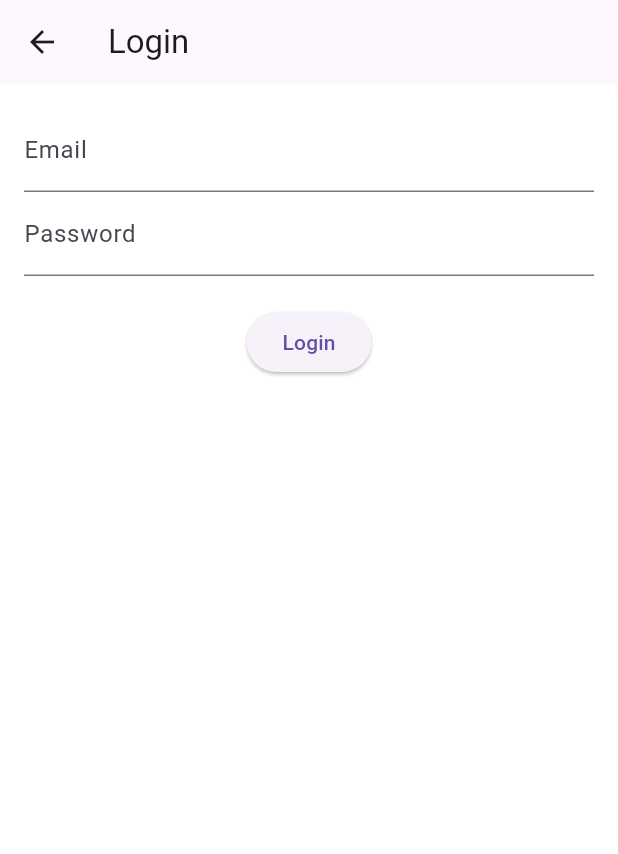
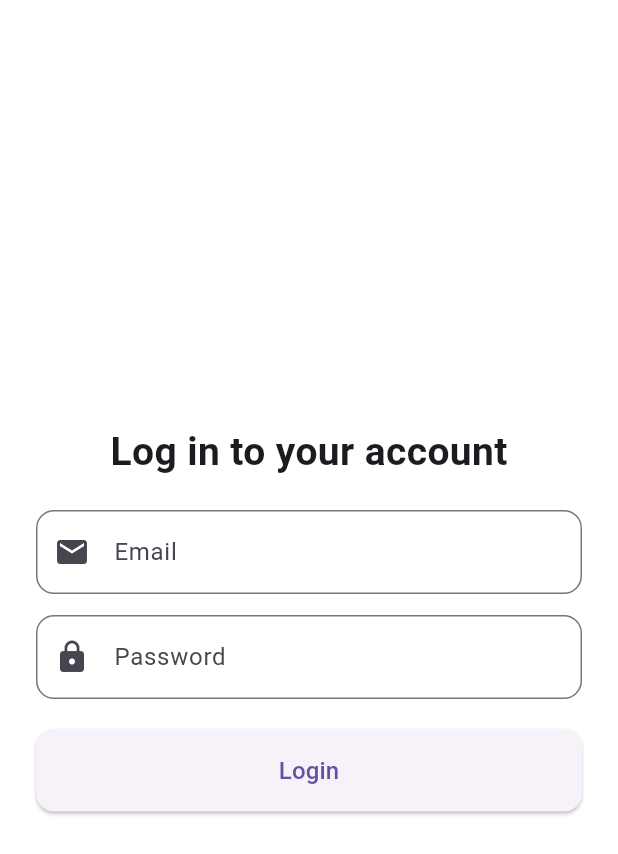
Before and after one commit to rtamb0/incanteen, a Flutter app: the LoginPage screen opened by its route, on a phone screen of 412 x 824 dp. Shown: the top 854 px of the screen. Run offline on Flutter 3.47's test engine with Material 3 defaults, Android fonts, the phone set to English and light mode, and no system bars; our stand-ins replace cloud_firestore, dio, firebase_auth, firebase_core, firebase_messaging, internet_connection_checker and 1 more; missing offline and left inert: dart_jsonwebtoken; accounts and stored records are empty.

Commit message:
Update login and landing pages (not done)

```diff
--- a/lib/pages/auth/login_page.dart
+++ b/lib/pages/auth/login_page.dart
@@ -1,6 +1,7 @@
 import 'package:flutter/material.dart';
 import 'package:incanteen/services/auth/auth_service.dart';
-import 'package:incanteen/routes/routes_constants.dart'; // <-- Added
+import 'package:incanteen/routes/routes_constants.dart';
+import 'package:firebase_auth/firebase_auth.dart';
 
 class LoginPage extends StatefulWidget {
   const LoginPage({super.key});
@@ -10,53 +11,144 @@ class LoginPage extends StatefulWidget {
 }
 
 class _LoginPageState extends State<LoginPage> {
-  final AuthService _authService = AuthService();
-  final TextEditingController _emailCtrl = TextEditingController();
-  final TextEditingController _passCtrl = TextEditingController();
+  final _formKey = GlobalKey<FormState>();
+  final TextEditingController _email = TextEditingController();
+  final TextEditingController _password = TextEditingController();
 
-  bool _loading = false;
+  bool _isLoading = false;
+  String? _errorMessage;
 
-  void _login() async {
-    setState(() => _loading = true);
-    final user = await _authService.signIn(_emailCtrl.text, _passCtrl.text);
-    setState(() => _loading = false);
+  Future<void> _login() async {
+    if (!_formKey.currentState!.validate()) return;
 
-    if (user != null) {
-      ScaffoldMessenger.of(
-        context,
-      ).showSnackBar(SnackBar(content: Text('Welcome ${user.email}!')));
+    setState(() {
+      _isLoading = true;
+      _errorMessage = null;
+    });
 
-      // Navigate to landing page using route constants
+    try {
+      await AuthService().signIn(_email.text.trim(), _password.text.trim());
+
+      if (!mounted) return;
       Navigator.pushReplacementNamed(context, RoutesConstants.landingRoute);
-    } else {
-      ScaffoldMessenger.of(
-        context,
-      ).showSnackBar(const SnackBar(content: Text('Login failed')));
+    } on FirebaseAuthException catch (e) {
+      setState(() {
+        _errorMessage = switch (e.code) {
+          'invalid-email' => "Invalid email format.",
+          'user-not-found' => "No account found for this email.",
+          'wrong-password' => "Incorrect password.",
+          _ => e.message ?? "Authentication failed.",
+        };
+      });
+    } catch (e) {
+      setState(() => _errorMessage = "Unexpected error occurred.");
+    } finally {
+      // Prevent calling setState after unmount
+      if (mounted) {
+        setState(() => _isLoading = false);
+      }
     }
+  }
+
+  @override
+  void dispose() {
+    _email.dispose();
+    _password.dispose();
+    super.dispose();
   }
 
   @override
   Widget build(BuildContext context) {
     return Scaffold(
-      appBar: AppBar(title: const Text('Login')),
       body: Padding(
-        padding: const EdgeInsets.all(16),
-        child: Column(
-          children: [
-            TextField(
-              controller: _emailCtrl,
-              decoration: const InputDecoration(labelText: 'Email'),
-            ),
-            TextField(
-              controller: _passCtrl,
-              decoration: const InputDecoration(labelText: 'Password'),
-              obscureText: true,
-            ),
-            const SizedBox(height: 20),
-            _loading
-                ? const CircularProgressIndicator()
-                : ElevatedButton(onPressed: _login, child: const Text('Login')),
-          ],
+        padding: const EdgeInsets.all(24),
+        child: Form(
+          key: _formKey,
+          child: Column(
+            mainAxisAlignment: MainAxisAlignment.center,
+            children: [
+              const Text(
+                "Log in to your account",
+                style: TextStyle(fontSize: 26, fontWeight: FontWeight.bold),
+              ),
+              const SizedBox(height: 20),
+              TextFormField(
+                controller: _email,
+                keyboardType: TextInputType.emailAddress,
+                decoration: InputDecoration(
+                  labelText: "Email",
+                  prefixIcon: const Icon(Icons.email),
+                  border: OutlineInputBorder(
+                    borderRadius: BorderRadius.circular(12),
+                  ),
+                ),
+                validator: (value) {
+                  if (value == null || value.isEmpty) {
+                    return "Email is required";
+                  }
+                  if (!RegExp(
+                    r"^[\w-\.]+@([\w-]+\.)+[\w-]{2,4}$",
+                  ).hasMatch(value)) {
+                    return "Invalid email format";
+                  }
+                  return null;
+                },
+              ),
+
+              const SizedBox(height: 14),
+
+              TextFormField(
+                controller: _password,
+                obscureText: true,
+                decoration: InputDecoration(
+                  labelText: "Password",
+                  prefixIcon: const Icon(Icons.lock),
+                  border: OutlineInputBorder(
+                    borderRadius: BorderRadius.circular(12),
+                  ),
+                ),
+                validator: (value) => value != null && value.length < 6
+                    ? "Minimum 6 characters"
+                    : null,
+              ),
+
+              if (_errorMessage != null)
+                Padding(
+                  padding: const EdgeInsets.only(top: 12),
+                  child: Text(
+                    _errorMessage!,
+                    style: const TextStyle(color: Colors.red),
+                  ),
+                ),
+
+              const SizedBox(height: 20),
+
+              SizedBox(
+                width: double.infinity,
+                child: ElevatedButton(
+                  onPressed: _isLoading ? null : _login,
+                  style: ElevatedButton.styleFrom(
+                    padding: const EdgeInsets.symmetric(vertical: 16),
+                    shape: RoundedRectangleBorder(
+                      borderRadius: BorderRadius.circular(12),
+                    ),
+                  ),
+                  child: _isLoading
+                      ? const CircularProgressIndicator(color: Colors.white)
+                      : const Text("Login", style: TextStyle(fontSize: 16)),
+                ),
+              ),
+
+              // Only enable this if route exists
+              // TextButton(
+              //   onPressed: () => Navigator.pushNamed(
+              //     context,
+              //     RoutesConstants.forgotPasswordRoute,
+              //   ),
+              //   child: const Text("Forgot password?"),
+              // ),
+            ],
+          ),
         ),
       ),
     );
```
Also changed, not shown: lib/pages/landing_page.dart (+26 -7 lines).
